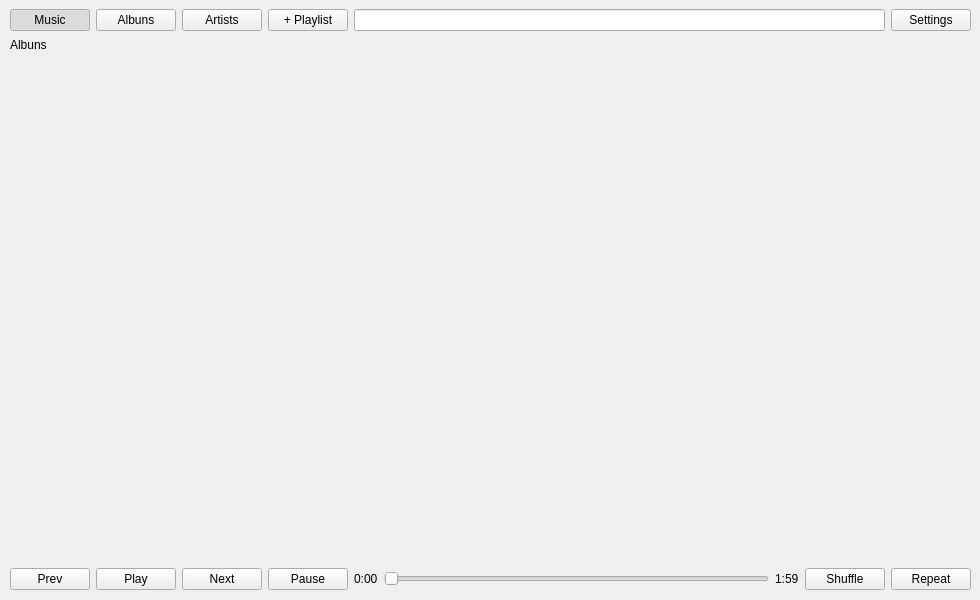
Old version of the form src/main_window.ui in the repository mclara-s/EDB-LP_FinalProj_MusicPlayer.
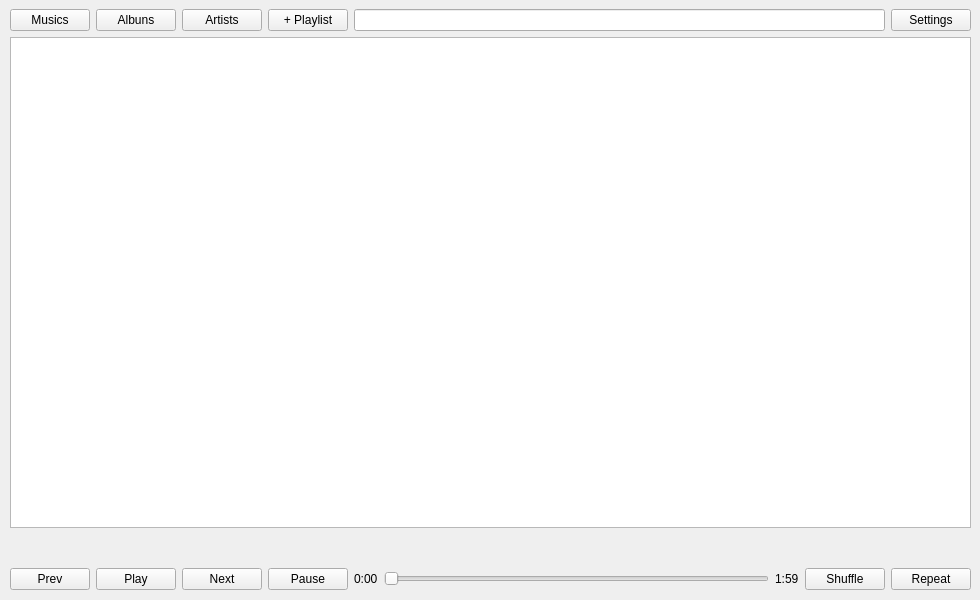
New version of the form. The open tabs and pages were chosen to show the change.

The edit to the form file:
```diff
--- a/src/main_window.ui
+++ b/src/main_window.ui
@@ -29,13 +29,13 @@
        <item>
         <widget class="QPushButton" name="musicButton">
          <property name="text">
-          <string>Music</string>
+          <string>Musics</string>
          </property>
          <property name="checkable">
-          <bool>true</bool>
+          <bool>false</bool>
          </property>
          <property name="checked">
-          <bool>true</bool>
+          <bool>false</bool>
          </property>
          <property name="flat">
           <bool>false</bool>
@@ -105,18 +105,18 @@
         </widget>
        </widget>
        <widget class="QWidget" name="albunsPage">
-        <widget class="QLabel" name="label">
+        <widget class="QTableWidget" name="albunsView">
          <property name="geometry">
           <rect>
            <x>0</x>
            <y>0</y>
-           <width>59</width>
-           <height>16</height>
+           <width>961</width>
+           <height>491</height>
           </rect>
          </property>
-         <property name="text">
-          <string>Albuns</string>
-         </property>
+         <attribute name="horizontalHeaderStretchLastSection">
+          <bool>true</bool>
+         </attribute>
         </widget>
        </widget>
        <widget class="QWidget" name="artistsPage">
```
Left out of the diff: 27 changed lines with no effect on the pictures.
